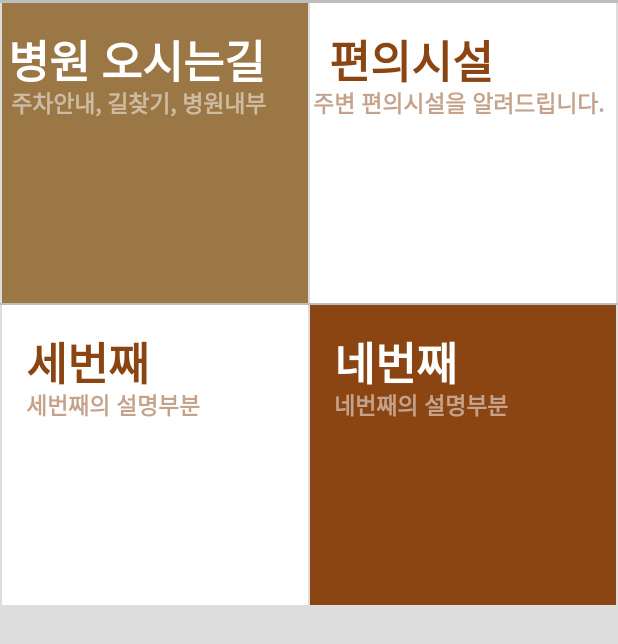
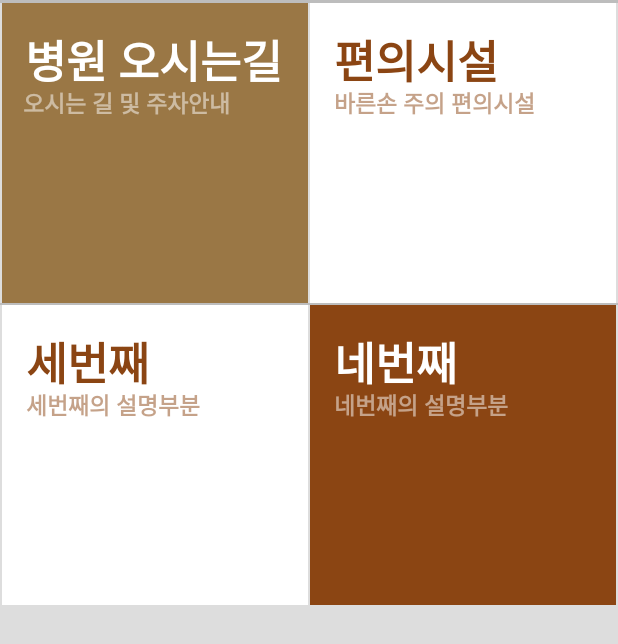
Before and after one commit to You726/barunson_, an Android app: the fragment fragment3 shown on its own in the app's theme, on a phone screen of 412 x 824 dp. Shown: the top 644 px of the screen. Run offline under Robolectric (Android 15) with nearby library versions, the phone set to English and light mode, and no system bars.

Commit message:
2021.02.28 2:32
third fragment 첫번째 버튼에 들어갈 layout 수정 및 third fragment 텍스트 변경

```diff
--- a/app/src/main/res/layout/fragment3.xml
+++ b/app/src/main/res/layout/fragment3.xml
@@ -36,7 +36,7 @@
                 android:textStyle="bold"
                 app:layout_constraintBottom_toBottomOf="parent"
                 app:layout_constraintEnd_toEndOf="parent"
-                app:layout_constraintHorizontal_bias="0.132"
+                app:layout_constraintHorizontal_bias="0.466"
                 app:layout_constraintStart_toStartOf="parent"
                 app:layout_constraintTop_toTopOf="parent"
                 app:layout_constraintVertical_bias="0.1" />
@@ -44,13 +44,13 @@
             <TextView
                 android:layout_width="wrap_content"
                 android:layout_height="wrap_content"
-                android:text="주차안내, 길찾기, 병원내부"
+                android:text="오시는 길 및 주차안내"
                 android:textColor="#80FFFFFF"
                 android:textSize="15dp"
                 android:textStyle="bold"
                 app:layout_constraintBottom_toBottomOf="parent"
                 app:layout_constraintEnd_toEndOf="parent"
-                app:layout_constraintHorizontal_bias="0.181"
+                app:layout_constraintHorizontal_bias="0.208"
                 app:layout_constraintStart_toStartOf="parent"
                 app:layout_constraintTop_toTopOf="parent"
                 app:layout_constraintVertical_bias="0.311" />
@@ -76,7 +76,7 @@
                 android:textStyle="bold"
                 app:layout_constraintBottom_toBottomOf="parent"
                 app:layout_constraintEnd_toEndOf="parent"
-                app:layout_constraintHorizontal_bias="0.132"
+                app:layout_constraintHorizontal_bias="0.172"
                 app:layout_constraintStart_toStartOf="parent"
                 app:layout_constraintTop_toTopOf="parent"
                 app:layout_constraintVertical_bias="0.1" />
@@ -84,13 +84,13 @@
             <TextView
                 android:layout_width="wrap_content"
                 android:layout_height="wrap_content"
-                android:text="주변 편의시설을 알려드립니다."
+                android:text="바른손 주의 편의시설"
                 android:textColor="#808B4513"
                 android:textSize="15dp"
                 android:textStyle="bold"
                 app:layout_constraintBottom_toBottomOf="parent"
                 app:layout_constraintEnd_toEndOf="parent"
-                app:layout_constraintHorizontal_bias="0.181"
+                app:layout_constraintHorizontal_bias="0.225"
                 app:layout_constraintStart_toStartOf="parent"
                 app:layout_constraintTop_toTopOf="parent"
                 app:layout_constraintVertical_bias="0.311" />
```
Also changed, not shown: app/src/main/res/layout/activity_btn3_1.xml (+11 -0 lines).
